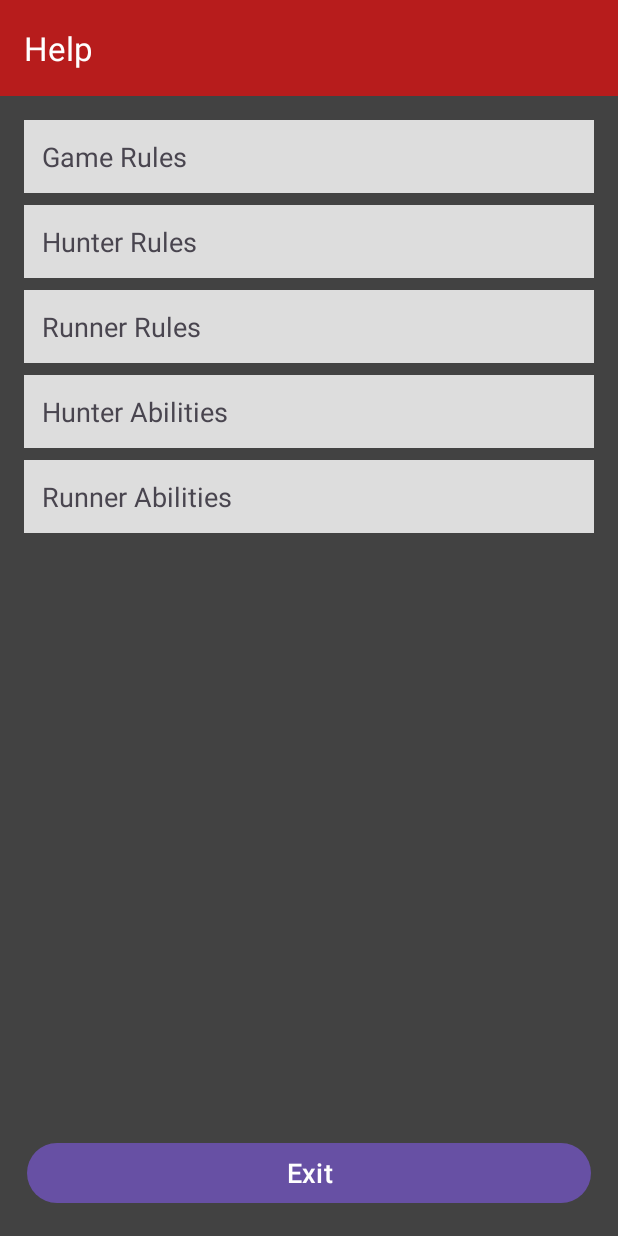
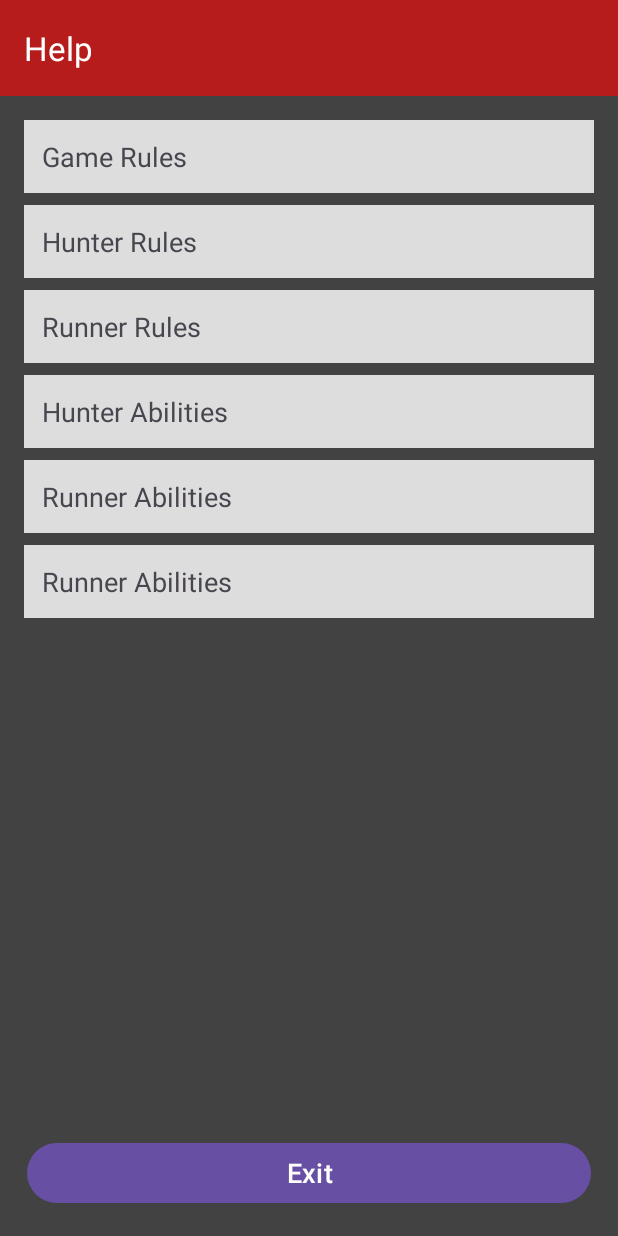
Before and after one commit to Joshua-z-Luo/CMPT362_Project_Manhunt, an Android app built with Jetpack Compose: the HelpActivity screen opened directly, with no data from a screen before it, on a phone screen of 412 x 824 dp. Run offline under Robolectric (Android 15) with nearby library versions, the phone set to English and light mode, and no system bars.

Commit message:
Added Achievements to Help page

```diff
--- a/app/src/main/java/joshua_luo/example/cmpt362projectmanhunt/ProfileActivity.kt
+++ b/app/src/main/java/joshua_luo/example/cmpt362projectmanhunt/ProfileActivity.kt
@@ -33,7 +33,7 @@ class ProfileActivity: AppCompatActivity() {
 
         // Achievements
         // TODO: use actual data
-        val achievementsList = listOf("First Win", "Top Hunter", "Top Runner")
+        val achievementsList = listOf("First Win", "Veteran", "Escape Artist")
         achievements.layoutManager = LinearLayoutManager(this)
         achievements.adapter = AchievementAdapter(achievementsList)
 
--- a/app/src/main/res/layout/activity_help.xml
+++ b/app/src/main/res/layout/activity_help.xml
@@ -174,6 +174,35 @@
 
             </LinearLayout>
 
+            <!-- Achievements -->
+            <TextView
+                android:id="@+id/achievement_header"
+                android:layout_width="match_parent"
+                android:layout_height="wrap_content"
+                android:text="Runner Abilities"
+                android:textSize="18sp"
+                android:layout_marginTop="8dp"
+                android:background="#DDDDDD"
+                android:padding="12dp"/>
+
+            <LinearLayout
+                android:id="@+id/achievements"
+                android:layout_width="match_parent"
+                android:layout_height="wrap_content"
+                android:orientation="vertical"
+                android:visibility="gone"
+                android:padding="12dp"
+                android:background="#EEEEEE">
+
+            <TextView
+                android:id="@+id/achievement_text"
+                android:layout_width="match_parent"
+                android:layout_height="wrap_content"
+                android:padding="6dp"
+                android:text="@string/runnerAbilityText" />
+
+            </LinearLayout>
+
             <!-- Spacer -->
             <View
                 android:layout_width="match_parent"
```
Also changed, not shown: app/src/main/res/values/strings.xml (+11 -0 lines).
